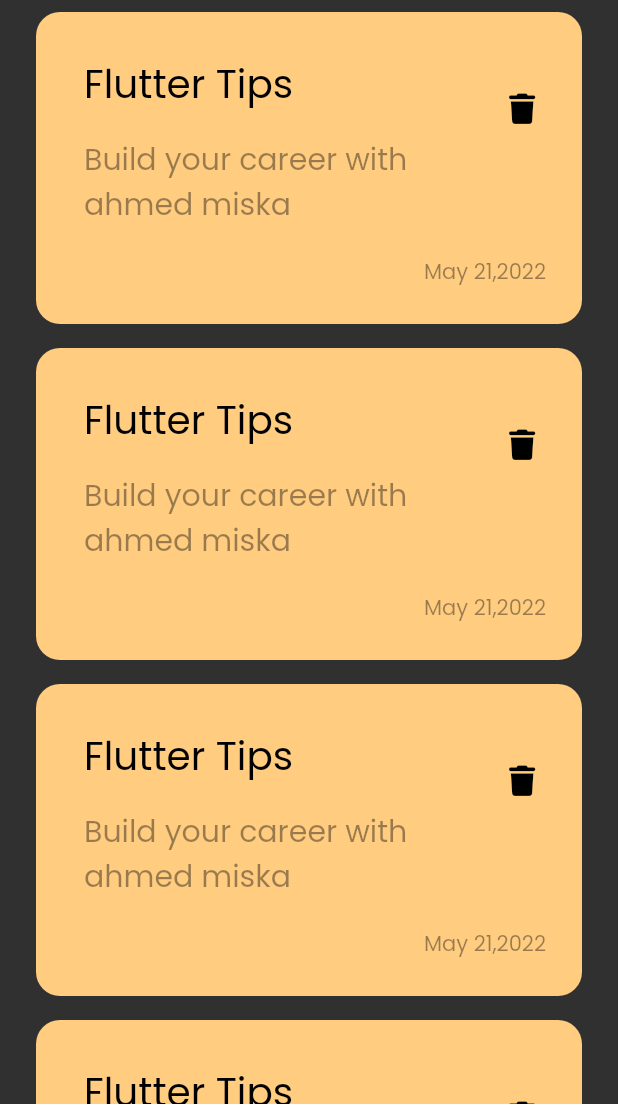
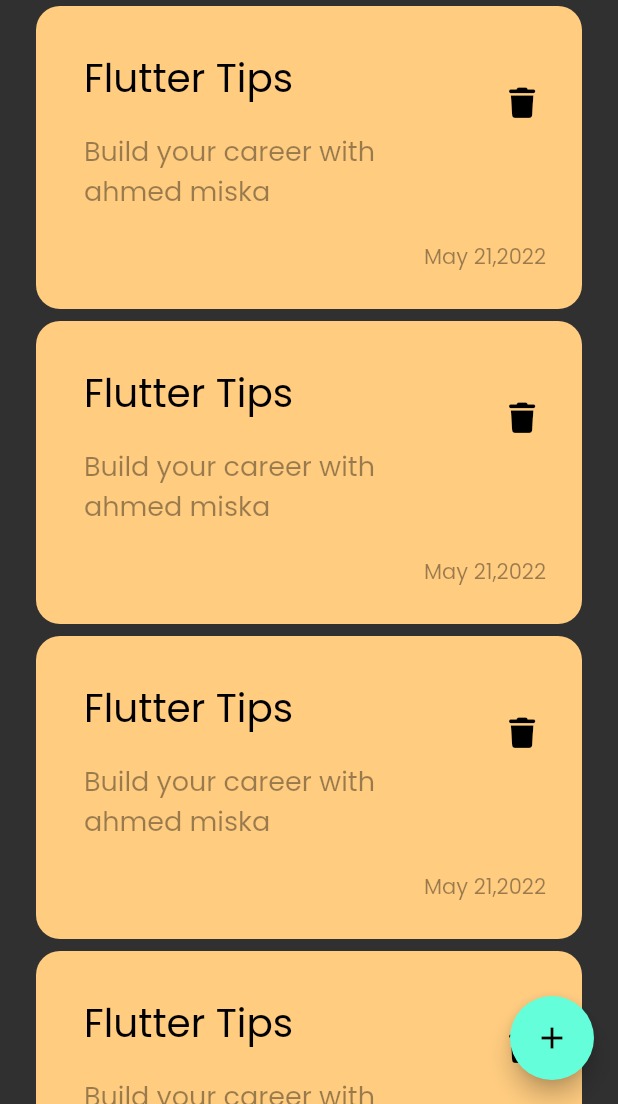
Before and after one commit to Ahmed-miska/notes_app, a Flutter app: the screen it shows after launch, on a phone screen of 412 x 824 dp, the part 132-1236 px from its top. Run offline on Flutter 3.47's test engine with Material 2 defaults, Android fonts, the phone set to English and light mode, and no system bars; our stand-ins replace font_awesome_flutter.

Commit message:
add floating action botton

```diff
--- a/lib/views/notes_view.dart
+++ b/lib/views/notes_view.dart
@@ -7,7 +7,13 @@ class NotesView extends StatelessWidget {
 
   @override
   Widget build(BuildContext context) {
-    return const Scaffold(
+    return Scaffold(
+      floatingActionButton: FloatingActionButton(
+        onPressed: () {},
+        child: Icon(
+          Icons.add,
+        ),
+      ),
       body: NotesViewBody(),
     );
   }
--- a/lib/views/widgets/custom_note_item.dart
+++ b/lib/views/widgets/custom_note_item.dart
@@ -27,7 +27,7 @@ class NoteItem extends StatelessWidget {
             child: Text(
               'Build your career with ahmed miska',
               style:
-                  TextStyle(color: Colors.black.withOpacity(.4), fontSize: 20),
+                  TextStyle(color: Colors.black.withOpacity(.4), fontSize: 18),
             ),
           ),
           trailing: IconButton(
--- a/lib/views/widgets/notes_list_view.dart
+++ b/lib/views/widgets/notes_list_view.dart
@@ -10,7 +10,7 @@ class NotesListView extends StatelessWidget {
     return ListView.builder(
       itemBuilder: (context, index) {
         return Padding(
-          padding: const EdgeInsets.symmetric(vertical: 8),
+          padding: const EdgeInsets.symmetric(vertical: 4),
           child: NoteItem(),
         );
       },
```
